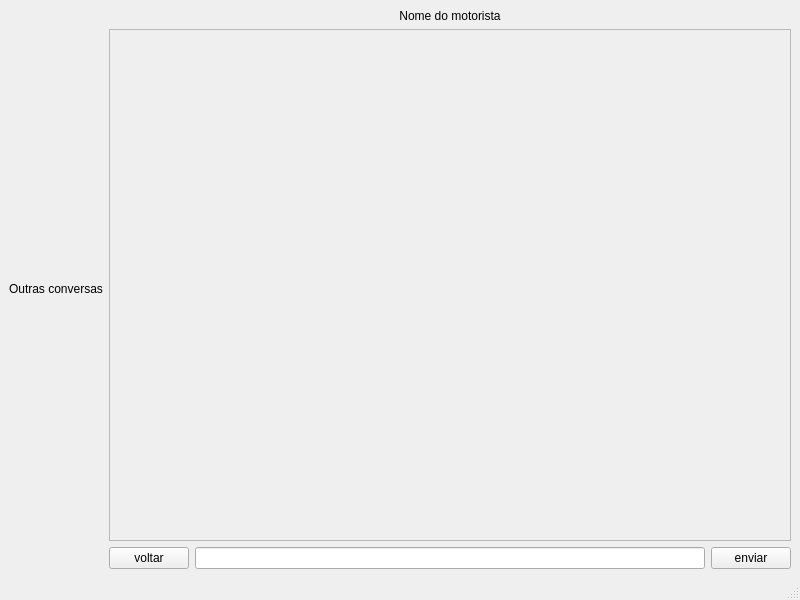
Qt form Cliente/ui/chat.ui (Liedsonfsa/Route-Run) before a commit.
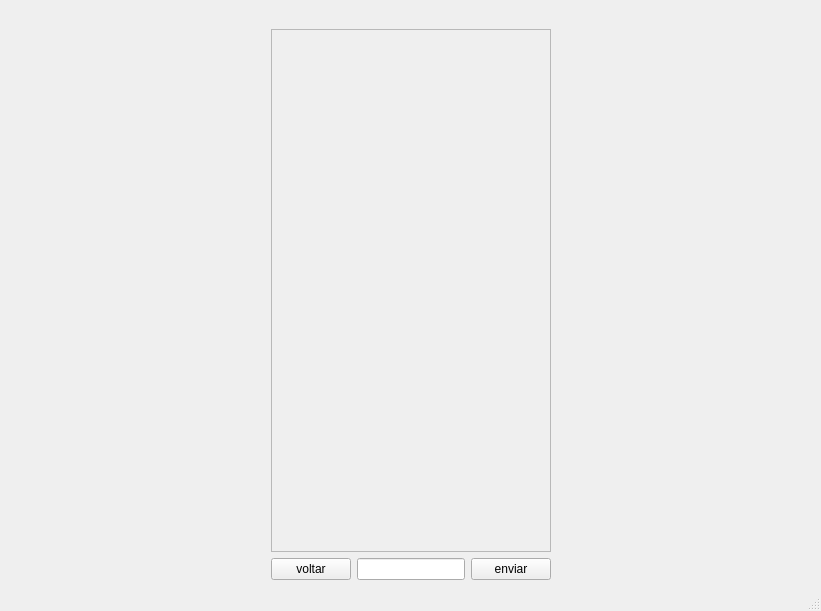
The same form after that commit.

Commit message: iniciando o prototipo do chat do motorista

```diff
--- a/Cliente/ui/chat.ui
+++ b/Cliente/ui/chat.ui
@@ -6,26 +6,41 @@
    <rect>
     <x>0</x>
     <y>0</y>
-    <width>800</width>
-    <height>600</height>
+    <width>821</width>
+    <height>611</height>
    </rect>
   </property>
   <property name="windowTitle">
    <string>MainWindow</string>
   </property>
   <widget class="QWidget" name="centralwidget">
-   <layout class="QGridLayout" name="gridLayout">
-    <item row="0" column="1">
+   <layout class="QHBoxLayout" name="horizontalLayout_2">
+    <item>
+     <spacer name="horizontalSpacer">
+      <property name="orientation">
+       <enum>Qt::Horizontal</enum>
+      </property>
+      <property name="sizeHint" stdset="0">
+       <size>
+        <width>40</width>
+        <height>20</height>
+       </size>
+      </property>
+     </spacer>
+    </item>
+    <item>
+     <layout class="QVBoxLayout" name="verticalLayout">
+      <item>
      <widget class="QLabel" name="label">
       <property name="text">
-       <string>Nome do motorista</string>
+         <string/>
       </property>
       <property name="alignment">
        <set>Qt::AlignCenter</set>
       </property>
      </widget>
     </item>
-    <item row="1" column="1">
+      <item>
      <widget class="QScrollArea" name="scrollArea">
       <property name="widgetResizable">
        <bool>true</bool>
@@ -35,14 +50,14 @@
         <rect>
          <x>0</x>
          <y>0</y>
-         <width>670</width>
-         <height>465</height>
+           <width>337</width>
+           <height>474</height>
         </rect>
        </property>
       </widget>
      </widget>
     </item>
-    <item row="2" column="1">
+      <item>
      <layout class="QHBoxLayout" name="horizontalLayout">
       <item>
        <widget class="QPushButton" name="voltar">
@@ -63,15 +78,20 @@
       </item>
      </layout>
     </item>
-    <item row="0" column="0" rowspan="3">
-     <widget class="QLabel" name="label_2">
-      <property name="text">
-       <string>Outras conversas</string>
+     </layout>
+    </item>
+    <item>
+     <spacer name="horizontalSpacer_2">
+      <property name="orientation">
+       <enum>Qt::Horizontal</enum>
       </property>
-      <property name="alignment">
-       <set>Qt::AlignLeading|Qt::AlignLeft|Qt::AlignVCenter</set>
+      <property name="sizeHint" stdset="0">
+       <size>
+        <width>40</width>
+        <height>20</height>
+       </size>
       </property>
-     </widget>
+     </spacer>
     </item>
    </layout>
   </widget>
```
Left out of the diff: 2 changed lines with no effect on the pictures. Lines whose indentation alone changed are shown as unchanged. The commit also changes 21 other files.
